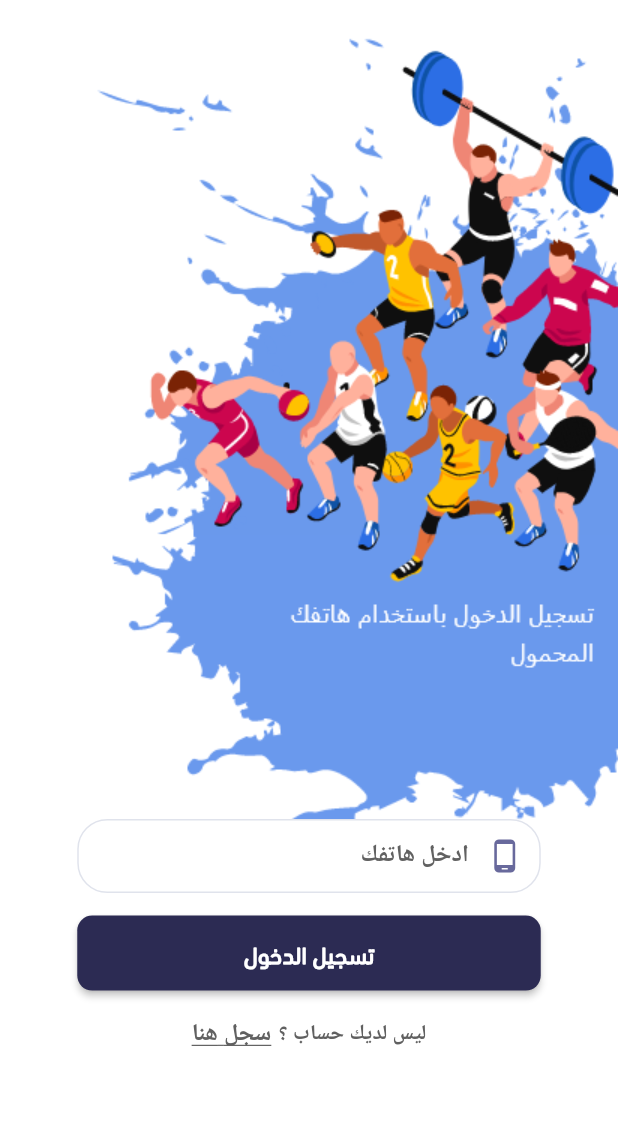
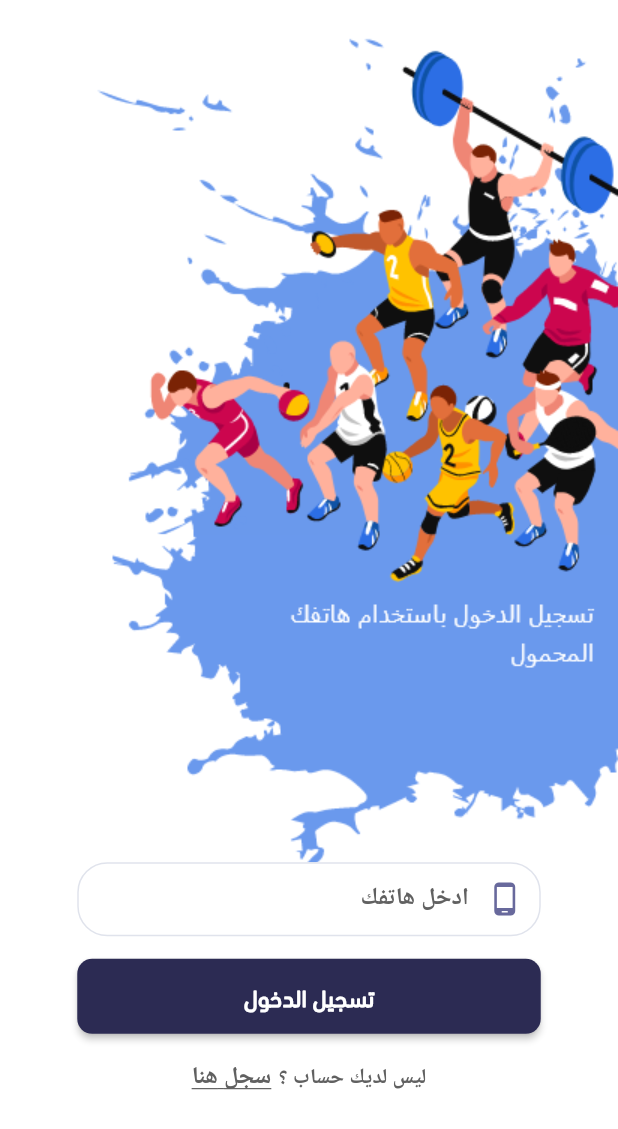
Before and after one commit to medoplay10/CvSporthelmy, a Flutter app: the screen it shows after launch, on a phone screen of 412 x 824 dp. Shown: the top 1129 px of the screen. Run offline on Flutter 3.47's test engine with Material 2 defaults, Android fonts, the phone set to English and light mode, and no system bars; our stand-ins replace carousel_slider, datetime_picker_formfield, easy_localization, flutter_screenutil, flutter_snake_navigationbar, font_awesome_flutter and 2 more; missing offline and left inert: fa_stepper, flutter_number_picker, sphere_bottom_navigation_bar; Roboto replaces fonts that are missing (Tajawal-Bold, Tajawal-Regular).

Commit message:
-update ui 10

```diff
--- a/lib/Pages/auth/Login_Screen.dart
+++ b/lib/Pages/auth/Login_Screen.dart
@@ -27,8 +27,8 @@ class LoginScreen extends StatelessWidget {
           //     shape: BoxShape.circle,
         ),
         child: Container(
-          margin:
-              EdgeInsets.only(bottom: MediaQuery.of(context).size.height * .15),
+          margin: EdgeInsets.only(
+              bottom: MediaQuery.of(context).size.height * .115),
           child: Column(
             mainAxisAlignment: MainAxisAlignment.end,
             children: [
--- a/lib/Pages/home/HomeScreen.dart
+++ b/lib/Pages/home/HomeScreen.dart
@@ -755,7 +755,7 @@ class _HomeScreenState extends State<HomeScreen> {
   SizedBox rowListIcon(double Mediawidth, double Mediaheight) {
     return SizedBox(
       width: double.infinity,
-      height: MediaQuery.of(context).size.height * .13,
+      height: MediaQuery.of(context).size.height * .135,
       child: ListView.builder(
           itemCount: listSport.length,
           scrollDirection: Axis.horizontal,
```
